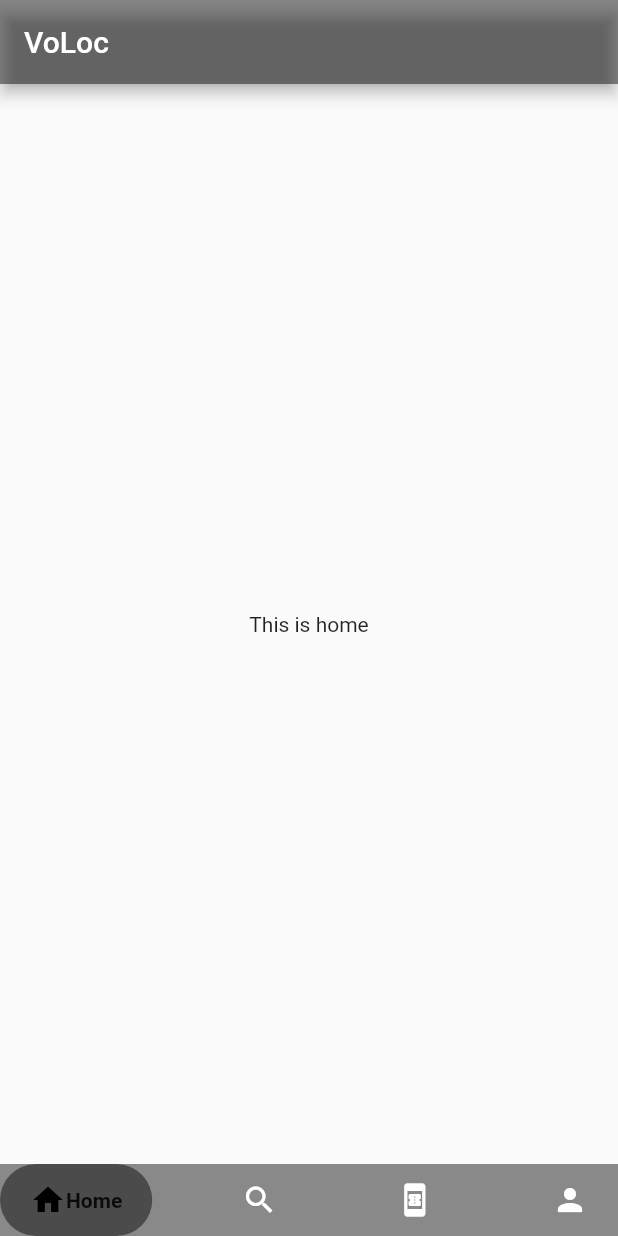
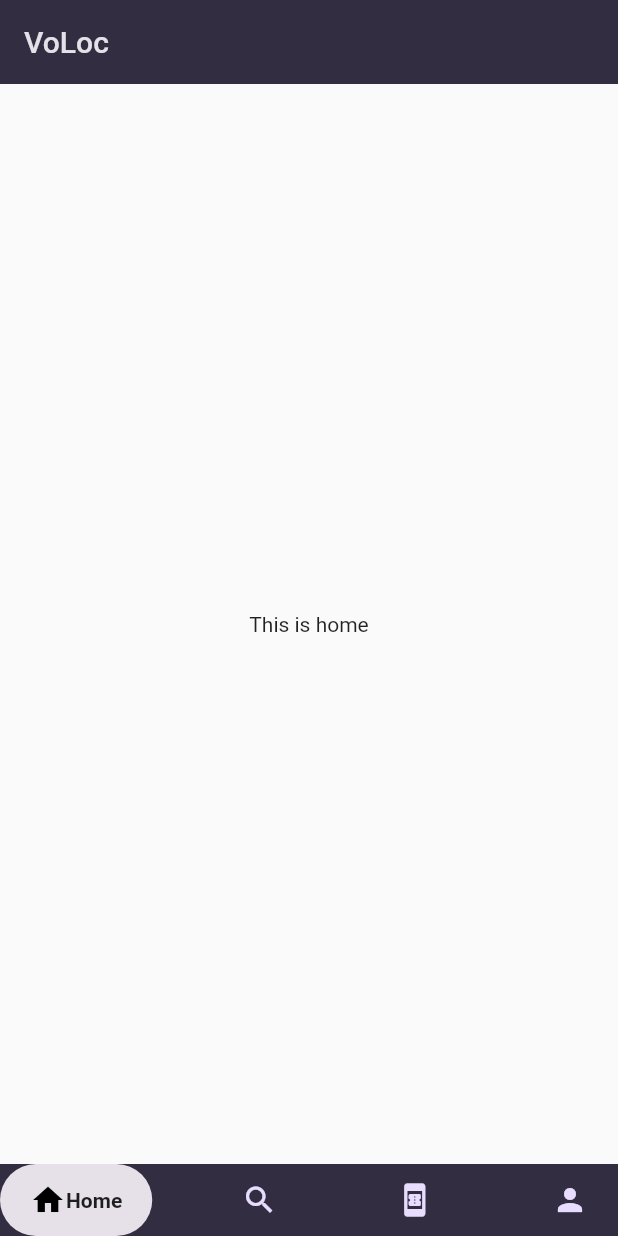
Before and after one commit to yashdipjethava/Home-visit-Service-provider, a Flutter app: the screen it shows after launch, on a phone screen of 412 x 824 dp. Run offline on Flutter 3.47's test engine with Material 2 defaults, Android fonts, the phone set to English and light mode, and no system bars; drawn by our look-alikes of google_nav_bar; our stand-ins replace bloc, flutter_bloc.

Commit message:
Theme is defined and file structure is modified

```diff
--- /dev/null
+++ b/lib/core/themes/app_theme.dart
@@ -0,0 +1,35 @@
+import 'package:flutter/material.dart';
+
+var kColorScheme = ColorScheme.fromSeed(
+    seedColor: const Color.fromARGB(255, 96, 59, 181),
+    brightness: Brightness.dark);
+var kColorSchemeDark =
+    ColorScheme.fromSeed(seedColor: const Color.fromARGB(255, 5, 199, 125));
+
+final darkTheme = ThemeData.dark().copyWith(
+    useMaterial3: true,
+    colorScheme: kColorScheme,
+    cardTheme: const CardTheme().copyWith(
+        color: kColorSchemeDark.onSecondaryContainer,
+        margin: const EdgeInsets.symmetric(horizontal: 16, vertical: 8)),
+    elevatedButtonTheme: ElevatedButtonThemeData(
+      style: ElevatedButton.styleFrom(
+          backgroundColor: kColorSchemeDark.onPrimaryContainer,
+          foregroundColor: kColorSchemeDark.onPrimary),
+    ),
+    snackBarTheme: SnackBarThemeData(
+      backgroundColor: kColorSchemeDark.onSecondary,
+    ));
+final theme = ThemeData().copyWith(
+  brightness: Brightness.light,
+  useMaterial3: true,
+  colorScheme: kColorScheme,
+  cardTheme: const CardTheme().copyWith(
+      color: kColorScheme.onSecondaryContainer,
+      margin: const EdgeInsets.symmetric(horizontal: 16, vertical: 8)),
+  elevatedButtonTheme: ElevatedButtonThemeData(
+    style: ElevatedButton.styleFrom(
+        backgroundColor: kColorScheme.onPrimaryContainer,
+        foregroundColor: kColorScheme.onSecondary),
+  ),
+);
--- a/lib/main.dart
+++ b/lib/main.dart
@@ -1,12 +1,13 @@
 import 'package:flutter/material.dart';
 import 'package:flutter_bloc/flutter_bloc.dart';
-import 'package:voloc/views/tab_screen.dart';
-
-import 'bloc/cubit/tab_index_cubit.dart';
+import 'package:voloc/core/themes/app_theme.dart';
+import 'package:voloc/views/screens/tab_screen.dart';
+import 'logic/cubit/tab_index_cubit.dart';
 
 void main() {
   runApp(const MyApp());
 }
+
 
 class MyApp extends StatelessWidget {
   const MyApp({super.key});
@@ -14,10 +15,12 @@ class MyApp extends StatelessWidget {
   @override
   Widget build(BuildContext context) {
     return MaterialApp(
-      home: BlocProvider(
-        create: (context) => TabIndexCubit(),
-        child: const TabScreen(),
-      ),
-    );
+        home: BlocProvider(
+          create: (context) => TabIndexCubit(),
+          child: const TabScreen(),
+        ),
+        theme: theme,
+        darkTheme: darkTheme,
+        );
   }
 }
--- a/lib/views/tab_screen.dart
+++ b/lib/views/screens/tab_screen.dart
@@ -1,12 +1,13 @@
 import 'package:flutter/material.dart';
 import 'package:flutter_bloc/flutter_bloc.dart';
 import 'package:google_nav_bar/google_nav_bar.dart';
-import 'package:voloc/views/booking_screen.dart';
-import 'package:voloc/views/home_screen.dart';
-import 'package:voloc/views/profile_screen.dart';
-import 'package:voloc/views/search_screen.dart';
+import 'package:voloc/core/themes/app_theme.dart';
+import 'package:voloc/views/screens/profile_screen.dart';
+import 'package:voloc/views/screens/search_screen.dart';
 
-import '../bloc/cubit/tab_index_cubit.dart';
+import '../../logic/cubit/tab_index_cubit.dart';
+import 'booking_screen.dart';
+import 'home_screen.dart';
 
 class TabScreen extends StatefulWidget {
   const TabScreen({super.key});
@@ -34,33 +35,33 @@ class _TabScreenState extends State<TabScreen> {
         return Scaffold(
           appBar: AppBar(
             title: const Text('VoLoc'),
-            backgroundColor: Colors.black45,
+            backgroundColor: kColorScheme.onSecondary,
           ),
           body: activeScreen,
           bottomNavigationBar: BlocBuilder<TabIndexCubit, TabIndexState>(
             builder: (context, state) {
               return Container(
-                color: Colors.black45,
+                color: kColorScheme.onSecondary,
                 child: GNav(
-                  tabs: const [
+                  tabs: [
                     GButton(
                         icon:
                           Icons.home,
                         text: 'Home',
-                        backgroundColor: Colors.black45,
+                        backgroundColor: kColorScheme.onBackground,
                         ),
                     GButton(
                         icon: Icons.search,
                         text: 'Search',
-                        backgroundColor: Colors.black45),
+                        backgroundColor: kColorScheme.onBackground),
                     GButton(
                         icon:Icons.book_online,
                         text: 'Booking',
-                        backgroundColor: Colors.black45),
+                        backgroundColor: kColorScheme.onBackground),
                     GButton(
                       icon: Icons.person,
                       text: 'Profile',
-                      backgroundColor: Colors.black45
+                      backgroundColor: kColorScheme.onBackground
                     ),
                   ],
                   selectedIndex: state.index,
@@ -69,7 +70,7 @@ class _TabScreenState extends State<TabScreen> {
                     value = state.index;
                   },
                   iconSize: 24,
-                  color: Colors.white,
+                  color: kColorScheme.onPrimaryContainer,
                   padding: const EdgeInsets.symmetric(horizontal: 20,vertical: 12),
                 ),
               );
```
Also changed, not shown: lib/logic/cubit/tab_index_cubit.dart (renamed from lib/bloc/cubit/tab_index_cubit.dart), lib/logic/cubit/tab_index_state.dart (renamed from lib/bloc/cubit/tab_index_state.dart), lib/views/screens/booking_screen.dart (renamed from lib/views/booking_screen.dart), lib/views/screens/home_screen.dart (renamed from lib/views/home_screen.dart), lib/views/screens/profile_screen.dart (renamed from lib/views/profile_screen.dart), lib/views/screens/search_screen.dart (renamed from lib/views/search_screen.dart).
